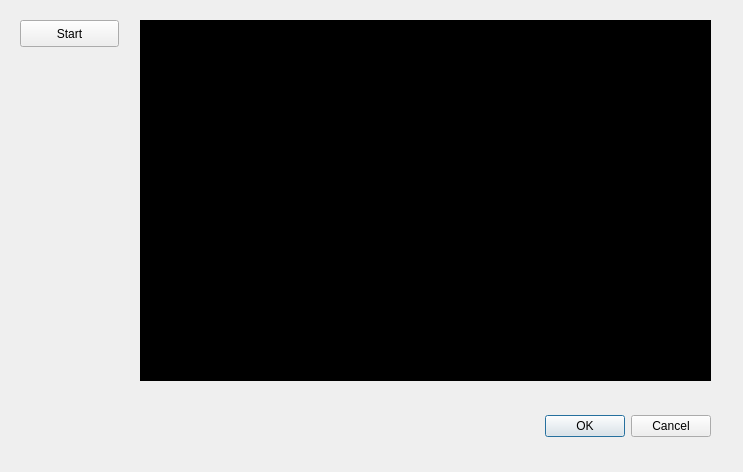
ElectroStar/ETechnikProjekt, file qtProjekt/ServerGui/gui/cameracalibrationdialog.ui: the form before one commit.
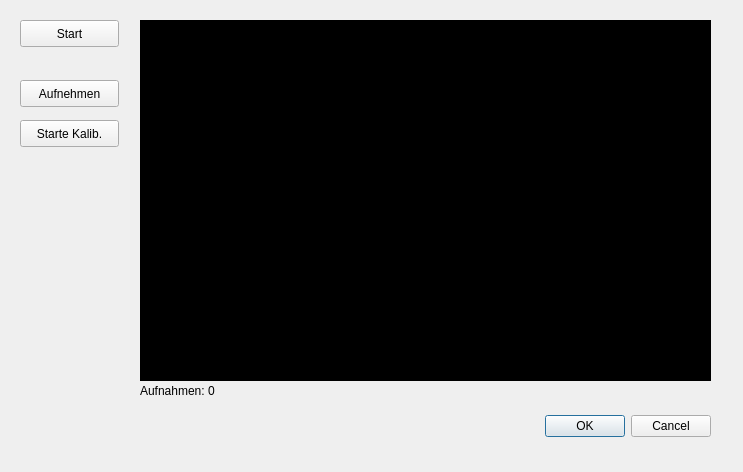
The form after the commit.

The edit to the form file:
```diff
--- a/qtProjekt/ServerGui/gui/cameracalibrationdialog.ui
+++ b/qtProjekt/ServerGui/gui/cameracalibrationdialog.ui
@@ -58,6 +58,45 @@
     <string>Start</string>
    </property>
   </widget>
+  <widget class="QPushButton" name="buttonTakePicture">
+   <property name="geometry">
+    <rect>
+     <x>20</x>
+     <y>80</y>
+     <width>99</width>
+     <height>27</height>
+    </rect>
+   </property>
+   <property name="text">
+    <string>Aufnehmen</string>
+   </property>
+  </widget>
+  <widget class="QPushButton" name="buttonStartCalib_2">
+   <property name="geometry">
+    <rect>
+     <x>20</x>
+     <y>120</y>
+     <width>99</width>
+     <height>27</height>
+    </rect>
+   </property>
+   <property name="text">
+    <string>Starte Kalib.</string>
+   </property>
+  </widget>
+  <widget class="QLabel" name="labelShowPicCnt">
+   <property name="geometry">
+    <rect>
+     <x>140</x>
+     <y>380</y>
+     <width>131</width>
+     <height>21</height>
+    </rect>
+   </property>
+   <property name="text">
+    <string>Aufnahmen: 0</string>
+   </property>
+  </widget>
  </widget>
  <resources/>
  <connections>
```
Left out of the diff: 2 changed lines with no effect on the pictures.
